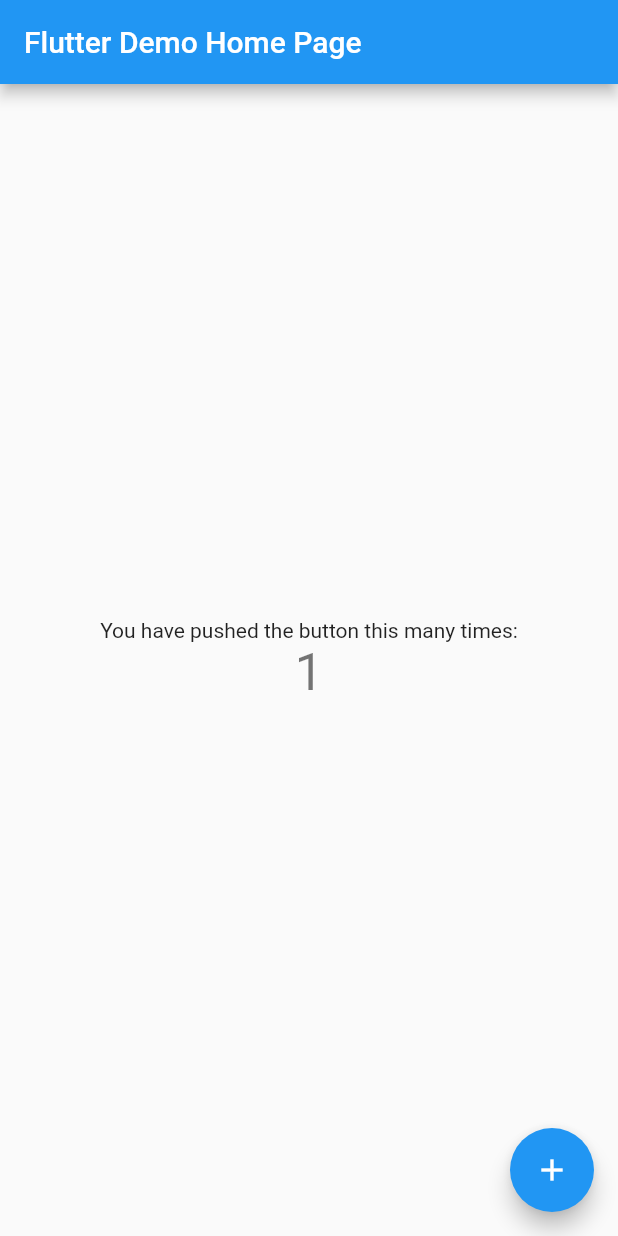
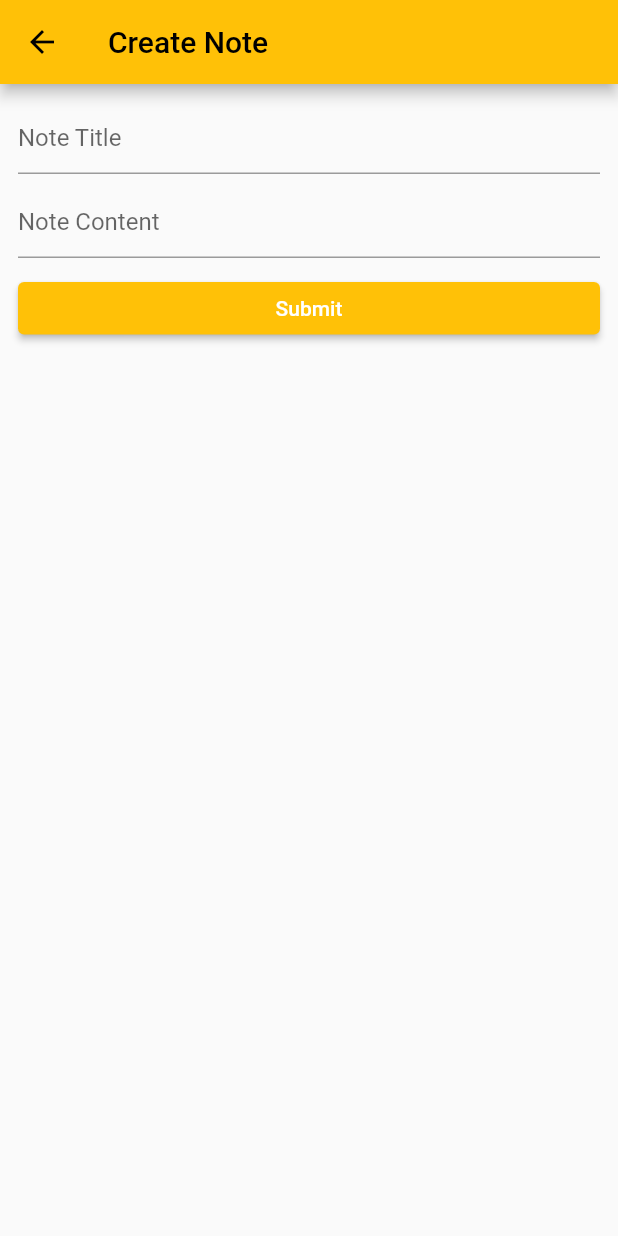
Before and after one commit to warpten123/Premacio_RestAPI, a Flutter app: the screen it shows after launch, after a tap on the "add" icon, on a phone screen of 412 x 824 dp. Run offline on Flutter 3.47's test engine with Material 2 defaults, Android fonts, the phone set to English and light mode, and no system bars; missing offline and left inert: dart:ffi.

Commit message:
created pages for notes (create,delete,edit)

```diff
--- a/lib/main.dart
+++ b/lib/main.dart
@@ -1,4 +1,6 @@
 import 'package:flutter/material.dart';
+
+import 'views/notes_list.dart';
 
 void main() {
   runApp(const MyApp());
@@ -13,103 +15,9 @@
     return MaterialApp(
       title: 'Flutter Demo',
       theme: ThemeData(
-        // This is the theme of your application.
-        //
-        // Try running your application with "flutter run". You'll see the
-        // application has a blue toolbar. Then, without quitting the app, try
-        // changing the primarySwatch below to Colors.green and then invoke
-        // "hot reload" (press "r" in the console where you ran "flutter run",
-        // or simply save your changes to "hot reload" in a Flutter IDE).
-        // Notice that the counter didn't reset back to zero; the application
-        // is not restarted.
-        primarySwatch: Colors.blue,
+        primarySwatch: Colors.amber,
       ),
-      home: const MyHomePage(title: 'Flutter Demo Home Page'),
+      home: NoteList(),
     );
   }
 }
-
-class MyHomePage extends StatefulWidget {
-  const MyHomePage({Key? key, required this.title}) : super(key: key);
-
-  // This widget is the home page of your application. It is stateful, meaning
-  // that it has a State object (defined below) that contains fields that affect
-  // how it looks.
-
-  // This class is the configuration for the state. It holds the values (in this
-  // case the title) provided by the parent (in this case the App widget) and
-  // used by the build method of the State. Fields in a Widget subclass are
-  // always marked "final".
-
-  final String title;
-
-  @override
-  State<MyHomePage> createState() => _MyHomePageState();
-}
-
-class _MyHomePageState extends State<MyHomePage> {
-  int _counter = 0;
-
-  void _incrementCounter() {
-    setState(() {
-      // This call to setState tells the Flutter framework that something has
-      // changed in this State, which causes it to rerun the build method below
-      // so that the display can reflect the updated values. If we changed
-      // _counter without calling setState(), then the build method would not be
-      // called again, and so nothing would appear to happen.
-      _counter++;
-    });
-  }
-
-  @override
-  Widget build(BuildContext context) {
-    // This method is rerun every time setState is called, for instance as done
-    // by the _incrementCounter method above.
-    //
-    // The Flutter framework has been optimized to make rerunning build methods
-    // fast, so that you can just rebuild anything that needs updating rather
-    // than having to individually change instances of widgets.
-    return Scaffold(
-      appBar: AppBar(
-        // Here we take the value from the MyHomePage object that was created by
-        // the App.build method, and use it to set our appbar title.
-        title: Text(widget.title),
-      ),
-      body: Center(
-        // Center is a layout widget. It takes a single child and positions it
-        // in the middle of the parent.
-        child: Column(
-          // Column is also a layout widget. It takes a list of children and
-          // arranges them vertically. By default, it sizes itself to fit its
-          // children horizontally, and tries to be as tall as its parent.
-          //
-          // Invoke "debug painting" (press "p" in the console, choose the
-          // "Toggle Debug Paint" action from the Flutter Inspector in Android
-          // Studio, or the "Toggle Debug Paint" command in Visual Studio Code)
-          // to see the wireframe for each widget.
-          //
-          // Column has various properties to control how it sizes itself and
-          // how it positions its children. Here we use mainAxisAlignment to
-          // center the children vertically; the main axis here is the vertical
-          // axis because Columns are vertical (the cross axis would be
-          // horizontal).
-          mainAxisAlignment: MainAxisAlignment.center,
-          children: <Widget>[
-            const Text(
-              'You have pushed the button this many times:',
-            ),
-            Text(
-              '$_counter',
-              style: Theme.of(context).textTheme.headline4,
-            ),
-          ],
-        ),
-      ),
-      floatingActionButton: FloatingActionButton(
-        onPressed: _incrementCounter,
-        tooltip: 'Increment',
-        child: const Icon(Icons.add),
-      ), // This trailing comma makes auto-formatting nicer for build methods.
-    );
-  }
-}
--- /dev/null
+++ b/lib/views/note_modify.dart
@@ -0,0 +1,52 @@
+import 'package:flutter/material.dart';
+
+class NoteModify extends StatelessWidget {
+  final String? noteID;
+  bool get isEditing => noteID != null;
+  NoteModify({this.noteID});
+  @override
+  Widget build(BuildContext context) {
+    return SafeArea(
+      child: Scaffold(
+        appBar: AppBar(
+          title: Text(isEditing ? 'Edit Note' : 'Create Note'),
+        ),
+        body: Padding(
+          padding: const EdgeInsets.all(12.0),
+          child: Column(
+            // ignore: prefer_const_literals_to_create_immutables
+            children: <Widget>[
+              const TextField(
+                // ignore: unnecessary_const
+                decoration: InputDecoration(hintText: 'Note Title'),
+              ),
+              Container(
+                height: 8,
+              ),
+              const TextField(
+                // ignore: unnecessary_const
+                decoration: InputDecoration(hintText: 'Note Content'),
+              ),
+              Container(
+                height: 16,
+              ),
+              SizedBox(
+                width: double.infinity,
+                height: 35,
+                child: ElevatedButton(
+                  child: Text(
+                    'Submit',
+                    style: TextStyle(color: Colors.white),
+                  ),
+                  onPressed: () {
+                    Navigator.of(context).pop();
+                  },
+                ),
+              )
+            ],
+          ),
+        ),
+      ),
+    );
+  }
+}
--- /dev/null
+++ b/lib/views/notes_list.dart
@@ -0,0 +1,94 @@
+import 'dart:ffi';
+
+import 'package:flutter/material.dart';
+import 'package:premaco_restapi/models/note_for_listing.dart';
+import 'package:premaco_restapi/views/note_delete.dart';
+import 'package:premaco_restapi/views/note_modify.dart';
+
+// ignore: use_key_in_widget_constructors
+class NoteList extends StatelessWidget {
+  final notes = [
+    NotesForListing(
+      noteID: "1",
+      createDateTime: DateTime.now(),
+      lastEditTime: DateTime.now(),
+      noteTitle: "Note 1",
+    ),
+    NotesForListing(
+      noteID: "2",
+      createDateTime: DateTime.now(),
+      lastEditTime: DateTime.now(),
+      noteTitle: "Note 2",
+    ),
+    NotesForListing(
+      noteID: "3",
+      createDateTime: DateTime.now(),
+      lastEditTime: DateTime.now(),
+      noteTitle: "Note 3",
+    ),
+  ];
+  String formatDateTime(DateTime dateTime) {
+    return '${dateTime.day}/${dateTime.month}/${dateTime.year}';
+  }
+
+  @override
+  Widget build(BuildContext context) {
+    return SafeArea(
+      child: Scaffold(
+        appBar: AppBar(
+          title: const Text('List of notes'),
+        ),
+        floatingActionButton: FloatingActionButton(
+          onPressed: () {
+            Navigator.of(context)
+                .push(MaterialPageRoute(builder: (_) => NoteModify()));
+          },
+          child: const Icon(Icons.add),
+        ),
+        body: ListView.separated(
+          separatorBuilder: (_, Dart_CObject) =>
+              const Divider(height: 1, color: Colors.green),
+          itemCount: notes.length,
+          itemBuilder: (_, index) {
+            return Dismissible(
+              key: ValueKey(notes[index]),
+              direction: DismissDirection.startToEnd,
+              onDismissed: (direction) {},
+              confirmDismiss: (direction) async {
+                final result = await showDialog(
+                    context: context, builder: (_) => NoteDelete());
+                print(result);
+                return result;
+              },
+              background: Container(
+                color: Colors.red,
+                padding: EdgeInsets.only(left: 16),
+                child: Align(
+                  child: Icon(
+                    Icons.delete,
+                    color: Colors.white,
+                  ),
+                  alignment: Alignment.centerLeft,
+                ),
+              ),
+              child: ListTile(
+                onTap: () {
+                  Navigator.of(context).push(MaterialPageRoute(
+                      builder: (_) => NoteModify(
+                            noteID: notes[index].noteID,
+                          )));
+                },
+                title: Text(
+                  notes[index].noteTitle,
+                  style: TextStyle(color: Colors.amber),
+                ),
+                subtitle: Text(
+                    'Last Edited: ${formatDateTime(notes[index].lastEditTime)}'),
+              ),
+            );
+          },
+        ),
+      ),
+    );
+  }
+}
```
Also changed, not shown: lib/models/note_for_listing.dart (added, +13 -0 lines), lib/views/note_delete.dart (added, +25 -0 lines), pubspec.lock, 2 other files.
